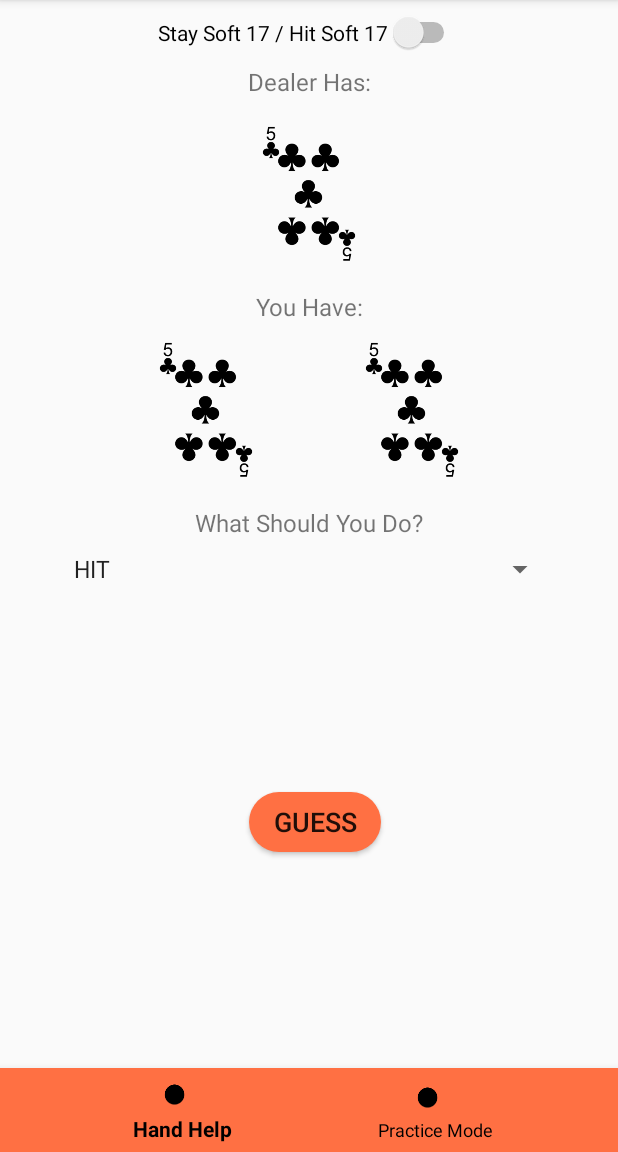
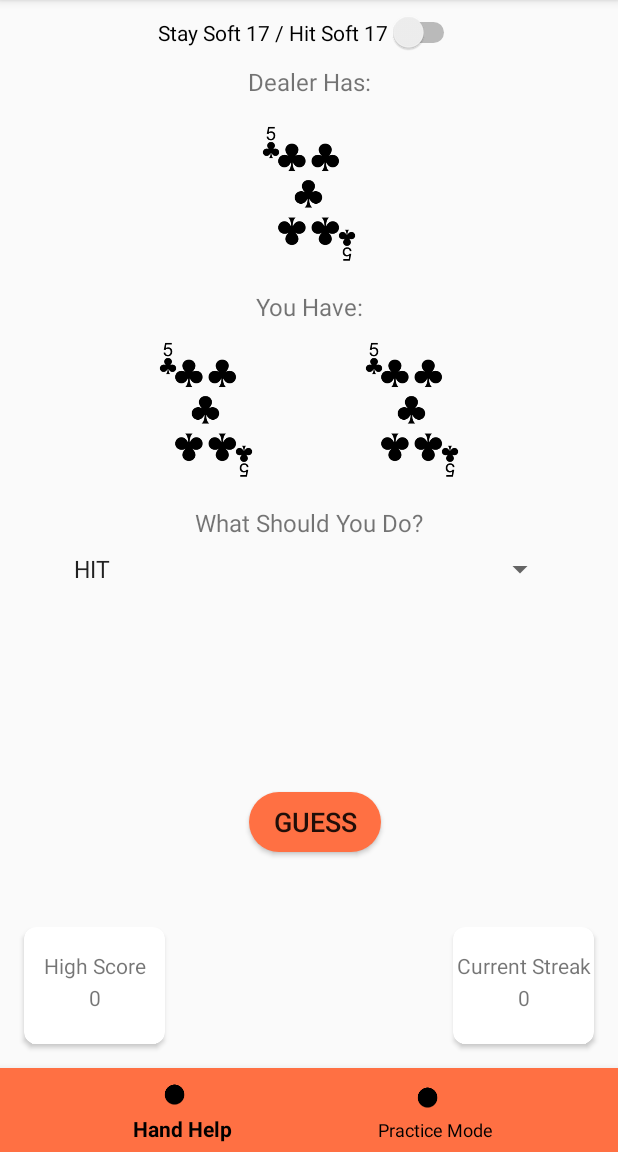
Before and after one commit to sullivankw/blackjack-v2-android-app, an Android app: the screen it shows after launch (PracticeModeActivity), item 2 of the bottom bar chosen, on a phone screen of 412 x 824 dp, the part 84-1236 px from its top. Run offline under Robolectric (Android 15) with nearby library versions, the phone set to English and light mode, and no system bars.

Commit message:
moved toast msg, added high score and current streak counters

```diff
--- a/BlackjackHelper/app/build.gradle
+++ b/BlackjackHelper/app/build.gradle
@@ -34,4 +34,5 @@ dependencies {
     implementation "android.arch.lifecycle:extensions:1.1.1"
     implementation 'com.squareup.retrofit2:retrofit:2.5.0'
     implementation 'com.squareup.retrofit2:converter-scalars:2.3.0'
+    implementation 'com.android.support:cardview-v7:28.0.0'
 }
--- a/BlackjackHelper/app/src/main/java/com/sullivankw/blackjackhelper/MainActivity.java
+++ b/BlackjackHelper/app/src/main/java/com/sullivankw/blackjackhelper/MainActivity.java
@@ -35,7 +35,7 @@ public class MainActivity extends BaseActivity {
         setUpViewPager();
         setUpTabLayout();
         setupViewModel();
-        bottomNav = setupBottomNav(R.id.bottom_nav_layout);
+        setupBottomNav(R.id.bottom_nav_layout);
     }
 
     private void setupViewModel() {
--- a/BlackjackHelper/app/src/main/java/com/sullivankw/blackjackhelper/ResultsFragment.java
+++ b/BlackjackHelper/app/src/main/java/com/sullivankw/blackjackhelper/ResultsFragment.java
@@ -89,7 +89,7 @@ public class ResultsFragment extends BaseFragment implements View.OnClickListene
     public void onClick(View v) {
         if (v.equals(v.findViewById(R.id.returnBtn))) {
             viewModel.setNextPage(0);
-            viewModel.resetValues();
+            viewModel.resetCardValues();
         }
     }
 
--- a/BlackjackHelper/app/src/main/java/com/sullivankw/blackjackhelper/base/BaseActivity.java
+++ b/BlackjackHelper/app/src/main/java/com/sullivankw/blackjackhelper/base/BaseActivity.java
@@ -12,7 +12,7 @@ import com.sullivankw.blackjackhelper.practice.PracticeModeActivity;
 
 public class BaseActivity extends AppCompatActivity {
 
-    public BottomNavigationView setupBottomNav(int bottomNavId) {
+    public void setupBottomNav(int bottomNavId) {
         BottomNavigationView bottomNav = findViewById(bottomNavId);
         bottomNav.setOnNavigationItemSelectedListener(new BottomNavigationView.OnNavigationItemSelectedListener() {
             @Override
@@ -32,7 +32,5 @@ public class BaseActivity extends AppCompatActivity {
                 return true;
             }
         });
-
-        return bottomNav;
     }
 }
--- a/BlackjackHelper/app/src/main/java/com/sullivankw/blackjackhelper/base/BaseViewModel.java
+++ b/BlackjackHelper/app/src/main/java/com/sullivankw/blackjackhelper/base/BaseViewModel.java
@@ -113,7 +113,7 @@ public class BaseViewModel extends ViewModel {
         this.playerCardTwo.setValue(playerCardTwo);
     }
 
-    public void resetValues() {
+    public void resetCardValues() {
         playerCardTwo.setValue(null);
         playerCardOne.setValue(null);
         dealerCard.setValue(null);
--- a/BlackjackHelper/app/src/main/java/com/sullivankw/blackjackhelper/practice/PracticeModeActivity.java
+++ b/BlackjackHelper/app/src/main/java/com/sullivankw/blackjackhelper/practice/PracticeModeActivity.java
@@ -2,16 +2,20 @@ package com.sullivankw.blackjackhelper.practice;
 
 import android.arch.lifecycle.Observer;
 import android.arch.lifecycle.ViewModelProviders;
+import android.content.Context;
+import android.content.SharedPreferences;
 import android.os.Bundle;
 import android.support.annotation.Nullable;
 import android.support.design.widget.BottomNavigationView;
 import android.util.Log;
+import android.view.Gravity;
 import android.view.View;
 import android.widget.AdapterView;
 import android.widget.ArrayAdapter;
 import android.widget.Button;
 import android.widget.ImageView;
 import android.widget.Spinner;
+import android.widget.TextView;
 import android.widget.Toast;
 
 import com.sullivankw.blackjackhelper.base.BaseActivity;
@@ -33,6 +37,10 @@ public class PracticeModeActivity extends BaseActivity implements View.OnClickLi
     private ImageView imgViewPCard2;
     private Button guessBtn;
     private PracticeModeViewModel viewModel;
+    private TextView textViewHSValue;
+    private TextView textViewCSValue;
+    private int highScore;
+    private SharedPreferences sharedPref;
 
     @Override
     protected void onCreate(@Nullable Bundle savedInstanceState) {
@@ -43,23 +51,9 @@ public class PracticeModeActivity extends BaseActivity implements View.OnClickLi
         setupImageResources();
         setupViewModel();
 
-        bottomNav = setupBottomNav(R.id.bottom_nav_practice_layout);
-        spinner = findViewById(R.id.spinner);
-        populateSpinner();
-
-        spinner.setOnItemSelectedListener(new AdapterView.OnItemSelectedListener() {
-            @Override
-            public void onItemSelected(AdapterView<?> adapterView, View view, int i, long l) {
-                selection = adapterView.getItemAtPosition(i).toString();
-                viewModel.setSelection(selection);
-
-            }
-
-            @Override
-            public void onNothingSelected(AdapterView<?> parent) {
-
-            }
-        });
+        setupBottomNav(R.id.bottom_nav_practice_layout);
+        setupSpinner();
+        getFromSharedPreferences();
     }
 
     private void setupViewModel() {
@@ -70,22 +64,43 @@ public class PracticeModeActivity extends BaseActivity implements View.OnClickLi
                 if (s != null) {
                     String msg;
                     int msgLength;
+                    int currentStreak = viewModel.getCurrentStreak();
                     //already been converted before being returned from service layer
                     if (s.equals(viewModel.getSelection())) {
                         msg = "Correct!";
+                        currentStreak++;
                         msgLength = Toast.LENGTH_SHORT;
                     } else {
                         msg = "Nope. If dealer has " + viewModel.getDealerCard().getValue() + " you have " +
                                 viewModel.getPlayerCardOne().getValue() + " and "
                                 + viewModel.getPlayerCardTwo().getValue() + " you should " + s;
+                        currentStreak = 0;
                         msgLength = Toast.LENGTH_LONG;
                     }
-                    viewModel.resetValues();
-                    Toast.makeText(getBaseContext(), msg, msgLength).show();
+                    viewModel.resetCardValues();
+                    Toast toast = Toast.makeText(getApplicationContext(),
+                            msg, Toast.LENGTH_SHORT);
+                    toast.setGravity(Gravity.BOTTOM|Gravity.CENTER_HORIZONTAL, 0, 0);
+                    toast.show();
+                    //could make this an observable
+                    updateStreakValues(currentStreak, msg, msgLength);
                     setupImageResources();
                 }
             }
         });
+    }
+
+    private void updateStreakValues(int currentStreak, String msg, int msgLength) {
+        viewModel.setCurrentStreak(currentStreak);
+        textViewCSValue.setText(String.valueOf(viewModel.getCurrentStreak()));
+        if (currentStreak > highScore) {
+            //set shred prefs
+            SharedPreferences.Editor editor = sharedPref.edit();
+            editor.putInt("high_score", currentStreak);
+            editor.apply();
+            highScore = currentStreak;
+            textViewHSValue.setText(String.valueOf(highScore));
+        }
     }
 
     private void setupViews() {
@@ -94,6 +109,8 @@ public class PracticeModeActivity extends BaseActivity implements View.OnClickLi
         imgViewPCard2 = findViewById(R.id.playerCard2ImageView);
         guessBtn = findViewById(R.id.guessBtn);
         guessBtn.setOnClickListener(this);
+        textViewHSValue = findViewById(R.id.textViewHSValue);
+        textViewCSValue = findViewById(R.id.textViewCSValue);
 
     }
 
@@ -134,4 +151,30 @@ public class PracticeModeActivity extends BaseActivity implements View.OnClickLi
             }
         }
     }
+
+    private void setupSpinner() {
+        spinner = findViewById(R.id.spinner);
+        populateSpinner();
+
+        spinner.setOnItemSelectedListener(new AdapterView.OnItemSelectedListener() {
+            @Override
+            public void onItemSelected(AdapterView<?> adapterView, View view, int i, long l) {
+                selection = adapterView.getItemAtPosition(i).toString();
+                viewModel.setSelection(selection);
+
+            }
+
+            @Override
+            public void onNothingSelected(AdapterView<?> parent) {
+
+            }
+        });
+    }
+
+    private void getFromSharedPreferences() {
+        sharedPref = this.getPreferences(Context.MODE_PRIVATE);
+        highScore = sharedPref.getInt("high_score", 0);
+        textViewHSValue.setText(String.valueOf(highScore));
+        textViewCSValue.setText(String.valueOf(viewModel.getCurrentStreak()));
+    }
 }
--- a/BlackjackHelper/app/src/main/java/com/sullivankw/blackjackhelper/practice/PracticeModeViewModel.java
+++ b/BlackjackHelper/app/src/main/java/com/sullivankw/blackjackhelper/practice/PracticeModeViewModel.java
@@ -5,6 +5,7 @@ import com.sullivankw.blackjackhelper.base.BaseViewModel;
 public class PracticeModeViewModel extends BaseViewModel {
 
     private String selection;
+    private int currentStreak;
 
     public String getSelection() {
         return selection;
@@ -13,4 +14,13 @@ public class PracticeModeViewModel extends BaseViewModel {
     public void setSelection(String selection) {
         this.selection = selection;
     }
+
+    public int getCurrentStreak() {
+        return currentStreak;
+    }
+
+    public void setCurrentStreak(int currentStreak) {
+        this.currentStreak = currentStreak;
+    }
+
 }
--- a/BlackjackHelper/app/src/main/res/layout/activity_practice_mode.xml
+++ b/BlackjackHelper/app/src/main/res/layout/activity_practice_mode.xml
@@ -130,4 +130,92 @@
         app:layout_constraintBottom_toBottomOf="parent"
         app:menu="@menu/nav_menu" />
 
+    <android.support.v7.widget.CardView
+        android:id="@+id/cardViewHS"
+        android:elevation="1dp"
+        android:layout_width="94dp"
+        android:layout_height="78dp"
+        android:layout_marginStart="16dp"
+        android:layout_marginBottom="16dp"
+        app:layout_constraintBottom_toTopOf="@+id/bottom_nav_practice_layout"
+        app:layout_constraintStart_toStartOf="parent"
+        app:cardCornerRadius="8dp"
+        >
+
+        <android.support.constraint.ConstraintLayout
+            android:layout_width="match_parent"
+            android:layout_height="match_parent">
+
+            <TextView
+                android:id="@+id/textView"
+                android:layout_width="wrap_content"
+                android:layout_height="wrap_content"
+                android:layout_marginStart="8dp"
+                android:layout_marginTop="16dp"
+                android:layout_marginEnd="8dp"
+                android:text="@string/high_score"
+                app:layout_constraintEnd_toEndOf="parent"
+                app:layout_constraintStart_toStartOf="parent"
+                app:layout_constraintTop_toTopOf="parent" />
+
+            <TextView
+                android:id="@+id/textViewHSValue"
+                android:layout_width="wrap_content"
+                android:layout_height="wrap_content"
+                android:layout_marginStart="8dp"
+                android:layout_marginTop="16dp"
+                android:layout_marginEnd="8dp"
+                app:layout_constraintBottom_toBottomOf="parent"
+                app:layout_constraintEnd_toEndOf="parent"
+                app:layout_constraintHorizontal_bias="0.5"
+                app:layout_constraintStart_toStartOf="parent"
+                app:layout_constraintTop_toTopOf="parent" />
+
+        </android.support.constraint.ConstraintLayout>
+    </android.support.v7.widget.CardView>
+
+    <android.support.v7.widget.CardView
+        android:id="@+id/cardViewCS"
+        android:layout_width="94dp"
+        android:layout_height="78dp"
+        android:layout_marginEnd="16dp"
+        android:layout_marginBottom="16dp"
+        android:elevation="1dp"
+        app:cardCornerRadius="8dp"
+        app:layout_constraintBottom_toTopOf="@+id/bottom_nav_practice_layout"
+        app:layout_constraintEnd_toEndOf="parent">
+
+        <android.support.constraint.ConstraintLayout
+            android:layout_width="match_parent"
+            android:layout_height="match_parent">
+
+            <TextView
+                android:layout_width="wrap_content"
+                android:layout_height="wrap_content"
+                android:layout_marginStart="8dp"
+                android:layout_marginTop="16dp"
+                android:layout_marginEnd="8dp"
+                android:text="@string/current_streak"
+                app:layout_constraintEnd_toEndOf="parent"
+                app:layout_constraintHorizontal_bias="0.5"
+                app:layout_constraintStart_toStartOf="parent"
+                app:layout_constraintTop_toTopOf="parent" />
+
+            <TextView
+                android:id="@+id/textViewCSValue"
+                android:layout_width="wrap_content"
+                android:layout_height="wrap_content"
+                android:layout_marginStart="8dp"
+                android:layout_marginTop="16dp"
+                android:layout_marginEnd="8dp"
+                app:layout_constraintBottom_toBottomOf="parent"
+                app:layout_constraintEnd_toEndOf="parent"
+                app:layout_constraintHorizontal_bias="0.5"
+                app:layout_constraintStart_toStartOf="parent"
+                app:layout_constraintTop_toTopOf="parent" />
+
+        </android.support.constraint.ConstraintLayout>
+    </android.support.v7.widget.CardView>
+
+
 </android.support.constraint.ConstraintLayout>
--- a/BlackjackHelper/app/src/main/res/values/strings.xml
+++ b/BlackjackHelper/app/src/main/res/values/strings.xml
@@ -34,4 +34,6 @@
     <string name="randomly_selected_dealer_card">randomly selected dealer card</string>
     <string name="randomly_selected_first_player_card">randomly selected first player card</string>
     <string name="randomly_selected_second_player_card">randomly selected second player card</string>
+    <string name="current_streak">Current Streak</string>
+    <string name="high_score">High Score</string>
 </resources>
```
